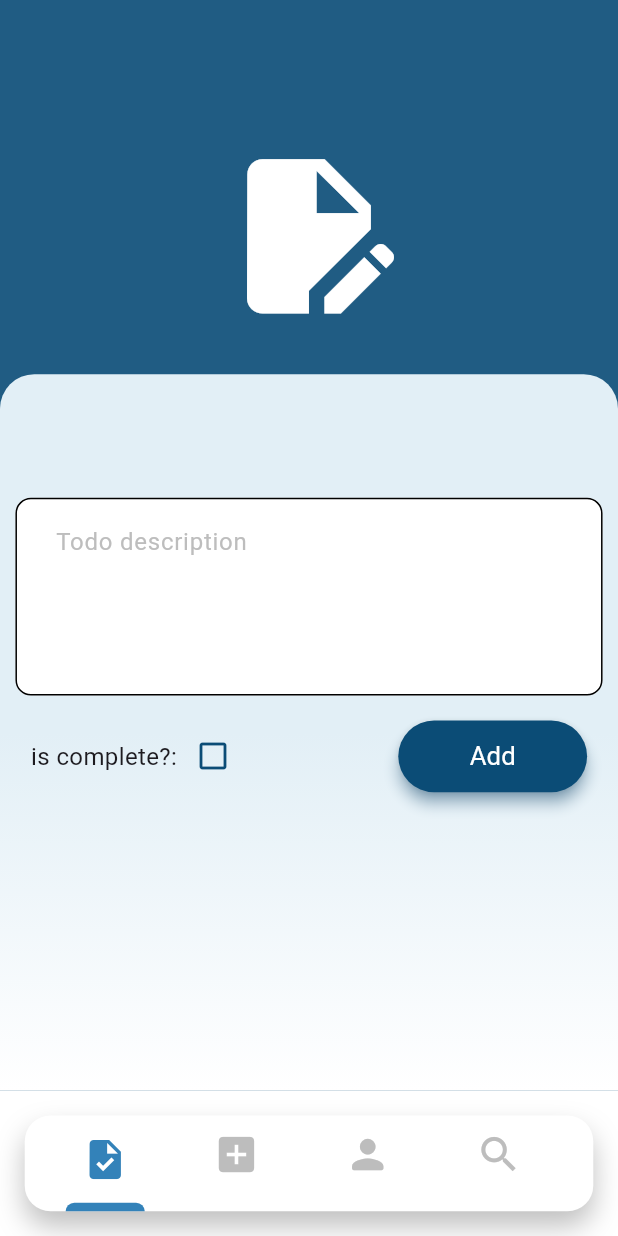
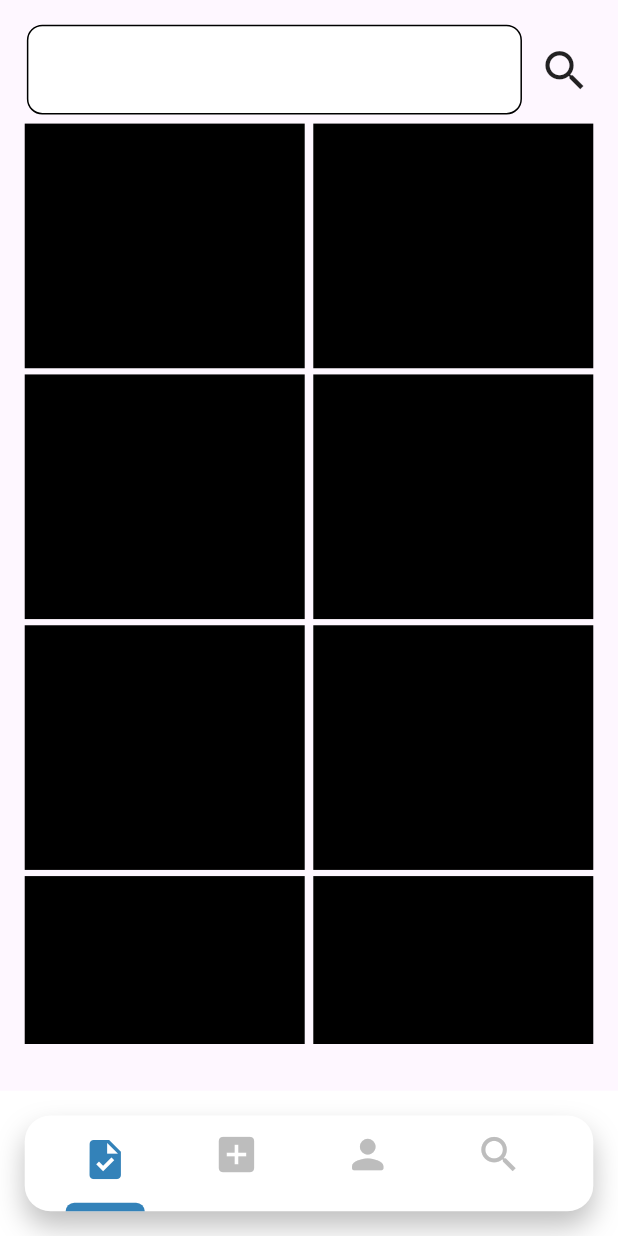
Before and after one commit to batoul1999/Graduation, a Flutter app: the HomeView screen opened by its route, swiped to page 2, on a phone screen of 412 x 824 dp. Run offline on Flutter 3.47's test engine with Material 3 defaults, Android fonts, the phone set to English and light mode, and no system bars; our stand-ins replace bot_toast, cached_network_image, flutter_screenutil, flutter_spinkit, flutter_staggered_animations, get and 3 more; accounts and stored records are empty; network calls fail.

Commit message:
pull request

```diff
--- a/lib/app/modules/home/bindings/add_new_binding.dart
+++ b/lib/app/modules/home/bindings/add_new_binding.dart
@@ -1,11 +1,11 @@
 import 'package:get/get.dart';
-import 'package:graduation/app/modules/home/controllers/add_new_todo_controller.dart';
+import 'package:graduation/app/modules/home/controllers/documents_controller.dart';
 
 class AddNewBinding extends Bindings {
   @override
   void dependencies() {
-    Get.lazyPut<AddNewTodoController>(
-      () => AddNewTodoController(),
+    Get.lazyPut<DocumentsController>(
+      () => DocumentsController(),
     );
   }
 }
--- a/lib/app/modules/home/controllers/add_new_todo_controller.dart
+++ b/lib/app/modules/home/controllers/documents_controller.dart
@@ -1,7 +1,7 @@
 import 'package:flutter/widgets.dart';
 import 'package:graduation/app/core/services/base_controller.dart';
 
-class AddNewTodoController extends BaseController {
+class DocumentsController extends BaseController {
   TextEditingController todoController = TextEditingController();
   GlobalKey<FormState> todoKey = GlobalKey();
   void addNew() {
--- a/lib/app/modules/home/views/add_new_todo_view.dart
+++ /dev/null
@@ -1,72 +0,0 @@
-import 'package:flutter/material.dart';
-import 'package:flutter_screenutil/flutter_screenutil.dart';
-import 'package:get/get.dart';
-import 'package:graduation/app/core/utils/general_utils.dart';
-import 'package:graduation/app/modules/home/controllers/add_new_todo_controller.dart';
-import 'package:graduation/global/custom_widgets/custom_app_layout.dart';
-import 'package:graduation/global/custom_widgets/custom_button.dart';
-import 'package:graduation/global/custom_widgets/custom_text.dart';
-import 'package:graduation/global/custom_widgets/custom_text_form.dart';
-import 'package:graduation/global/shared/app_colors.dart';
-
-// ignore: must_be_immutable
-class AddNewTodoView extends GetView<AddNewTodoController> {
-  AddNewTodoView({super.key});
-  @override
-  AddNewTodoController controller = Get.put(AddNewTodoController());
-  @override
-  Widget build(BuildContext context) {
-    return CustomAppLayout(
-      forWardWidget: Column(
-        children: [
-          0.1.sh.ph,
-          Form(
-            key: controller.todoKey,
-            child: CustomTextForm(
-              hint: "Todo description",
-              controller: controller.todoController,
-              validator: (value) =>
-                  (value!.isEmpty) ? "the description couldn't be empty" : null,
-              maxLines: 4,
-            ),
-          ),
-          0.02.sh.ph,
-          Padding(
-            padding: EdgeInsets.symmetric(horizontal: 0.05.sw),
-            child: Row(
-              children: [
-                const CustomText(
-                    textType: TextStyleType.body, text: 'is complete?:'),
-                Obx(() => IconButton(
-                    onPressed: () {
-                      controller.completed.value = !controller.completed.value;
-                    },
-                    icon: controller.completed.value
-                        ? Icon(Icons.check_box, color: AppColors.greenColor)
-                        : Icon(Icons.check_box_outline_blank,
-                            color: AppColors.secondDark))),
-                const Spacer(),
-                CustomButton(
-                  text: 'Add',
-                  onPressed: () {
-                    if (controller.todoKey.currentState!.validate()) {
-                      controller.addNew();
-                    }
-                  },
-                  borderRadius: BorderRadius.circular(30.r),
-                )
-              ],
-            ),
-          ),
-          0.01.sh.ph,
-          Obx(
-            () => Text(
-              controller.errorMessage.value,
-              style: const TextStyle(color: Colors.red),
-            ),
-          ),
-        ],
-      ),
-    );
-  }
-}
--- /dev/null
+++ b/lib/app/modules/home/views/documents_view.dart
@@ -0,0 +1,66 @@
+import 'package:flutter/material.dart';
+import 'package:flutter_screenutil/flutter_screenutil.dart';
+import 'package:flutter_staggered_animations/flutter_staggered_animations.dart';
+import 'package:graduation/app/core/utils/general_utils.dart';
+import 'package:graduation/global/custom_widgets/custom_text_form.dart';
+import 'package:graduation/global/shared/app_colors.dart';
+
+class DocumentsView extends StatefulWidget {
+  const DocumentsView({super.key});
+
+  @override
+  _DocumentsViewState createState() => _DocumentsViewState();
+}
+
+class _DocumentsViewState extends State<DocumentsView> {
+  @override
+  Widget build(BuildContext c) {
+    return Scaffold(
+      body: Padding(
+          padding: EdgeInsets.symmetric(horizontal: 0.03.sw),
+          child: Column(children: [
+            0.02.sh.ph,
+            Row(mainAxisAlignment: MainAxisAlignment.spaceAround, children: [
+              CustomTextForm(
+                fieldWidth: 0.70.sw,
+                maxLines: 1,
+              ),
+              const Icon(
+                Icons.search,
+                size: 35,
+              ),
+            ]),
+           SizedBox(
+            height: 0.75.sh,
+             child: AnimationLimiter(
+              child: GridView.count(
+                shrinkWrap: true,
+                primary: true,
+                padding: EdgeInsets.all(0.01.sw),
+                crossAxisCount: 2,
+                childAspectRatio: 1.w,
+                mainAxisSpacing: 0.01.sw,
+                crossAxisSpacing: 5.w,
+                children: List.generate(
+                  50,
+                  (int index) {
+                    return AnimationConfiguration.staggeredGrid(
+                      position: index,
+                      duration: const Duration(seconds: 1),
+                      columnCount: 3,
+                      child: ScaleAnimation(
+                        duration: const Duration(seconds: 2),
+                        curve: Curves.fastLinearToSlowEaseIn,
+                        child: FadeInAnimation(
+                            child: Container(color: AppColors.blackColor,)),
+                      ),
+                    );
+                  },
+                ),
+              ),
+                       ),
+           )
+          ])),
+    );
+  }
+}
--- a/lib/app/modules/home/views/home_view.dart
+++ b/lib/app/modules/home/views/home_view.dart
@@ -2,8 +2,8 @@ import 'package:flutter/material.dart';
 import 'package:flutter_screenutil/flutter_screenutil.dart';
 import 'package:get/get.dart';
 import 'package:graduation/app/core/utils/general_utils.dart';
-import 'package:graduation/app/modules/home/views/add_new_todo_view.dart';
 import 'package:graduation/app/modules/home/views/all_todos_view.dart';
+import 'package:graduation/app/modules/home/views/documents_view.dart';
 import 'package:graduation/app/modules/home/views/my_todos_view.dart';
 import 'package:graduation/app/modules/home/views/profile_view.dart';
 import 'package:graduation/global/shared/app_colors.dart';
@@ -97,7 +97,7 @@ class HomeView extends GetView<HomeController> {
           physics: const NeverScrollableScrollPhysics(),
           children: [
             AllTodosView(),
-            AddNewTodoView(),
+            DocumentsView(),
             ProfileView(),
             MyTodosView()
           ],
--- a/lib/app/modules/login/view/login_view.dart
+++ b/lib/app/modules/login/view/login_view.dart
@@ -6,6 +6,7 @@ import 'package:get/get.dart';
 import 'package:graduation/app/core/utils/general_utils.dart';
 import 'package:graduation/app/modules/forget_password/views/forget_password.dart';
 import 'package:graduation/app/modules/sign_up/view/sign_up_view.dart';
+import 'package:graduation/app/routes/app_pages.dart';
 import 'package:graduation/global/custom_widgets/custom_app_layout.dart';
 import 'package:graduation/global/custom_widgets/custom_button.dart';
 import 'package:graduation/global/custom_widgets/custom_text.dart';
@@ -58,6 +59,7 @@ class LoginView extends GetView<LoginController> {
              // if (controller.globalKey.currentState!.validate()) {
              // controller.login();
              // }
+             Get.toNamed(Routes.HOME);
             },
           ),
           0.005.sh.ph,
--- a/lib/app/routes/app_pages.dart
+++ b/lib/app/routes/app_pages.dart
@@ -5,8 +5,8 @@ import 'package:graduation/app/modules/home/bindings/add_new_binding.dart';
 import 'package:graduation/app/modules/home/bindings/all_todos_binding.dart';
 import 'package:graduation/app/modules/home/bindings/my_todos_binding.dart';
 import 'package:graduation/app/modules/home/bindings/profile_binding.dart';
-import 'package:graduation/app/modules/home/views/add_new_todo_view.dart';
 import 'package:graduation/app/modules/home/views/all_todos_view.dart';
+import 'package:graduation/app/modules/home/views/documents_view.dart';
 import 'package:graduation/app/modules/home/views/my_todos_view.dart';
 import 'package:graduation/app/modules/home/views/profile_view.dart';
 
@@ -30,7 +30,7 @@ class AppPages {
     ),
     GetPage(
       name: _Paths.ADDNEW,
-      page: () => AddNewTodoView(),
+      page: () => DocumentsView(),
       binding: AddNewBinding(),
     ),
     GetPage(
--- a/lib/global/custom_widgets/custom_text_form.dart
+++ b/lib/global/custom_widgets/custom_text_form.dart
@@ -26,6 +26,7 @@ class CustomTextForm extends StatelessWidget {
   final double? borderRadius;
   final TextEditingController? controller;
   final double? fieldWidth;
+  final double? fieldheight;
   final String? hint;
   final Color? hintColor;
   final Color? borderColor;
@@ -88,12 +89,14 @@ class CustomTextForm extends StatelessWidget {
       this.focusBorderColor,
       this.enabledBorderColor,
       this.focusedBorder,
+      this.fieldheight,
       });
 
   @override
   Widget build(BuildContext context) {
     return SizedBox(
       width: fieldWidth?.w ?? 0.95.sw,
+      height: fieldheight?.w??0.15.sw,
       child: FocusScope(
         child: Focus(
           onFocusChange: (t) {
--- a/pubspec.yaml
+++ b/pubspec.yaml
@@ -47,6 +47,7 @@ dependencies:
   lottie: ^3.1.2
   shared_preferences: ^2.2.3
   pin_code_fields: ^8.0.1
+  flutter_staggered_animations:
   # The following adds the Cupertino Icons font to your application.
   # Use with the CupertinoIcons class for iOS style icons.
   cupertino_icons: ^1.0.2
```
Also changed, not shown: pubspec.lock.
